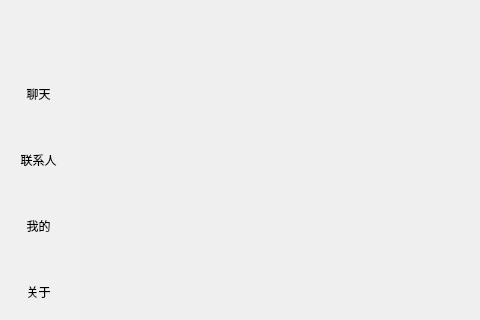
This is app/Ui/mainwindow.ui in LC044/WeChatMsg as Qt 5 draws it before an edit; both pictures show x 0 to 480 and y 155 to 475 of the 1280 by 779 pixel window. The edited form follows.
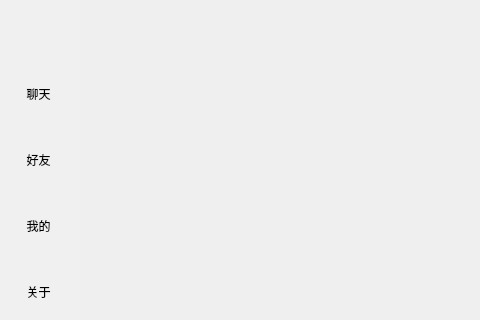
This is the edited form.

The edit to the form file:
```diff
--- a/app/Ui/mainwindow.ui
+++ b/app/Ui/mainwindow.ui
@@ -111,7 +111,7 @@
                                             </string>
                                         </property>
                                         <property name="text">
-                                            <string>联系人</string>
+                                            <string>好友</string>
                                         </property>
                                         <property name="flat">
                                             <bool>true</bool>
```
